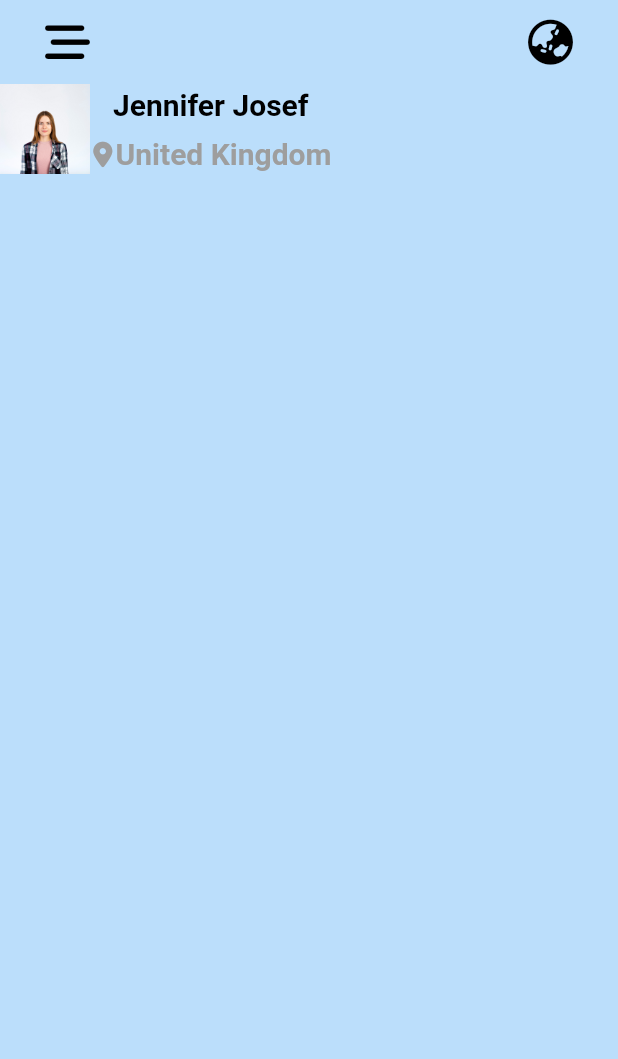
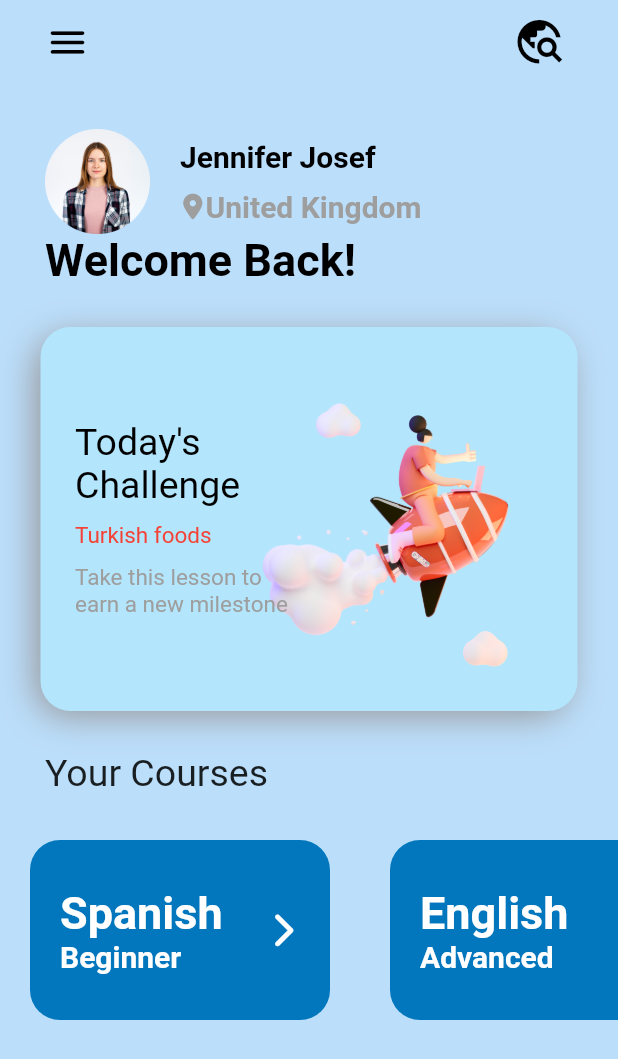
Before and after one commit to kursat-ozturk/education_app, a Flutter app: the screen it shows after launch, on a phone screen of 412 x 824 dp. Shown: the top 1059 px of the screen. Run offline on Flutter 3.47's test engine with Material 2 defaults, Android fonts, the phone set to English and light mode, and no system bars; our stand-ins replace font_awesome_flutter.

Commit message:
added cart widget

```diff
--- a/lib/homepage.dart
+++ b/lib/homepage.dart
@@ -14,29 +14,37 @@ class HomePage extends StatelessWidget {
         leading: const Padding(
           padding: EdgeInsets.only(left: 30),
           child: Icon(
-            FontAwesomeIcons.barsStaggered,
+            Icons.menu_rounded,
             color: Colors.black,
             size: 30,
           ),
         ),
         actions: const [
           Padding(
-            padding: EdgeInsets.only(right: 30),
-            child:
-                Icon(FontAwesomeIcons.earthAsia, color: Colors.black, size: 30),
+            padding: EdgeInsets.only(right: 35),
+            child: Icon(Icons.travel_explore, color: Colors.black, size: 35),
+            //FontAwesomeIcons.earthAsia, color: Colors.black, size: 30),
           ),
         ],
       ),
       body: Column(
+        crossAxisAlignment: CrossAxisAlignment.start,
+        children: [
+          Padding(
+            padding: const EdgeInsets.all(30.0),
+            child: Column(
+              crossAxisAlignment: CrossAxisAlignment.start,
               children: [
                 Row(
                   children: [
                     Image.asset(
-                'assets/profile.jpg',
-                height: 60,
-                width: 60,
+                      'assets/profile.png',
+                      height: 70,
+                      width: 70,
                     ),
-              Column(
+                    const SizedBox(width: 20),
+                    const Column(
+                      crossAxisAlignment: CrossAxisAlignment.start,
                       children: [
                         Text(
                           "Jennifer Josef",
@@ -68,8 +76,161 @@ class HomePage extends StatelessWidget {
                     ),
                   ],
                 ),
+                const Text(
+                  'Welcome Back!',
+                  style: TextStyle(
+                    color: Colors.black,
+                    fontWeight: FontWeight.bold,
+                    fontSize: 30,
+                  ),
+                ),
+              ],
+            ),
+          ),
+          Padding(
+            padding: const EdgeInsets.only(left: 30, right: 30),
+            child: Container(
+              height: 250,
+              width: 500,
+              decoration: BoxDecoration(
+                color: const Color(0xffB3E5FC),
+                image: const DecorationImage(
+                  image: AssetImage('assets/img1.png'),
+                  alignment: Alignment.centerRight,
+                ),
+                borderRadius: BorderRadius.circular(20),
+                boxShadow: const [
+                  BoxShadow(
+                    color: Color.fromARGB(255, 150, 147, 147),
+                    offset: Offset(-5.0, 5.0),
+                    blurRadius: 20,
+                    spreadRadius: 0.5,
+                  ),
+                  BoxShadow(
+                    color: Color(0xffB3E5FC),
+                    blurRadius: 0.0,
+                    spreadRadius: 3.0,
+                  ),
+                ],
+              ),
+              child: const Padding(
+                padding: EdgeInsets.only(left: 20),
+                child: Column(
+                  crossAxisAlignment: CrossAxisAlignment.start,
+                  mainAxisAlignment: MainAxisAlignment.center,
+                  children: [
+                    Text(
+                      "Today's \nChallenge",
+                      style: TextStyle(
+                        fontSize: 25,
+                        color: Colors.black,
+                      ),
+                    ),
+                    SizedBox(height: 10),
+                    Text(
+                      "Turkish foods",
+                      style: TextStyle(
+                        fontSize: 15,
+                        color: Colors.red,
+                      ),
+                    ),
+                    SizedBox(height: 10),
+                    Text(
+                      "Take this lesson to\nearn a new milestone",
+                      style: TextStyle(
+                        fontSize: 15,
+                        color: Colors.grey,
+                      ),
+                    ),
+                  ],
+                ),
+              ),
+            ),
+          ),
+          const Padding(
+            padding: EdgeInsets.all(30.0),
+            child: Text(
+              "Your Courses",
+              style: TextStyle(
+                fontSize: 25,
+              ),
+            ),
+          ),
+          const SingleChildScrollView(
+            scrollDirection: Axis.horizontal,
+            child: Row(
+              children: [
+                Cart(
+                  courses: 'Spanish',
+                  text: 'Beginner',
+                ),
+                Cart(
+                  courses: 'English',
+                  text: 'Advanced',
+                ),
+                Cart(
+                  courses: 'German',
+                  text: 'Intermediate',
+                ),
+              ],
+            ),
+          ),
         ],
       ),
     );
   }
 }
+
+class Cart extends StatelessWidget {
+  const Cart({super.key, required this.courses, required this.text});
+
+  final String courses;
+  final String text;
+
+  @override
+  Widget build(BuildContext context) {
+    return Container(
+      margin: const EdgeInsets.symmetric(horizontal: 20),
+      height: 120,
+      width: 200,
+      decoration: BoxDecoration(
+        color: Colors.lightBlue[800],
+        borderRadius: BorderRadius.circular(20),
+      ),
+      child: Padding(
+        padding: const EdgeInsets.all(20.0),
+        child: Row(
+          mainAxisAlignment: MainAxisAlignment.spaceBetween,
+          children: [
+            Column(
+              mainAxisAlignment: MainAxisAlignment.center,
+              crossAxisAlignment: CrossAxisAlignment.start,
+              children: [
+                Text(
+                  courses,
+                  style: const TextStyle(
+                    color: Colors.white,
+                    fontSize: 30,
+                    fontWeight: FontWeight.bold,
+                  ),
+                ),
+                Text(
+                  text,
+                  style: const TextStyle(
+                    color: Colors.white,
+                    fontSize: 20,
+                    fontWeight: FontWeight.bold,
+                  ),
+                ),
+              ],
+            ),
+            const Icon(
+              FontAwesomeIcons.chevronRight,
+              color: Colors.white,
+            ),
+          ],
+        ),
+      ),
+    );
+  }
+}
```
Also changed, not shown: assets/img1.png (added), assets/profile.jpg (deleted), assets/profile.png (added). Lines whose indentation alone changed are shown as unchanged.
